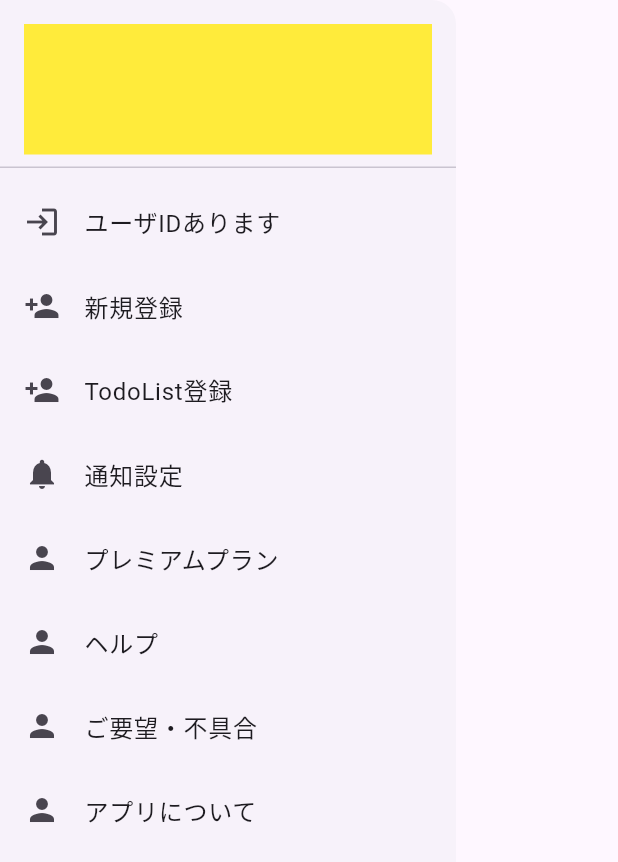
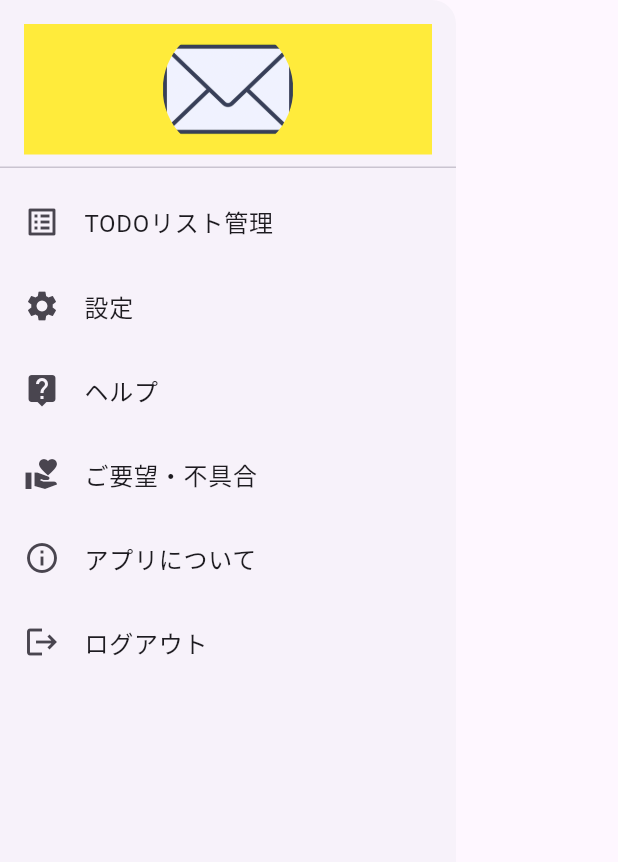
Before and after one commit to hryoshihara0692/Todo, a Flutter app: the SideMenu widget shown alone on an empty page, opened directly, on a phone screen of 412 x 824 dp. Shown: the top 862 px of the screen. Run offline on Flutter 3.47's test engine with Material 3 defaults, Android fonts, the phone set to English and light mode, and no system bars; our stand-ins replace cloud_firestore, firebase_auth, firebase_core, flutter_animate, google_mobile_ads, google_sign_in and 3 more; missing offline and left inert: sign_button; accounts and stored records are empty; network calls fail.

Commit message:
2024/03/15 サイドメニュー内容精査

```diff
--- a/lib/widgets/home/todolist_firestore.dart
+++ b/lib/widgets/home/todolist_firestore.dart
@@ -165,10 +165,6 @@ class _TodoListFirestoreState extends State<TodoListFirestore> {
                           title: Text('空のTodoがすでにあります'),
                           content: Text('もともとある方をつかってください〜'),
                           actions: [
-                            // TextButton(
-                            //   child: Text("Cancel"),
-                            //   onPressed: () => Navigator.pop(context),
-                            // ),
                             TextButton(
                               child: Text("OK"),
                               onPressed: () => Navigator.pop(context),
--- a/lib/widgets/side_menu.dart
+++ b/lib/widgets/side_menu.dart
@@ -36,27 +36,21 @@ class SideMenu extends StatelessWidget {
               leading: Icon(Icons.login),
               title: Text('ログイン'),
               onTap: () {
-                // context.push('/login');
-                // （1） 指定した画面に遷移する
-                // Navigator.push(
-                //   context,
-                //   MaterialPageRoute(
-                //     // （2） 実際に表示するページ(ウィジェット)を指定する
-                //     builder: (context) => UserAdminPage(),
-                //   ),
-                // );
                 Navigator.of(context).push(
                   PageRouteBuilder(
                     pageBuilder: (context, animation, secondaryAnimation) {
                       return UserAdminPage(isNewAccount: false);
                     },
-                    transitionsBuilder: (context, animation, secondaryAnimation, child) {
+                    transitionsBuilder:
+                        (context, animation, secondaryAnimation, child) {
                       final Offset begin = Offset(1.0, 0.0); // 右から左
                       // final Offset begin = Offset(-1.0, 0.0); // 左から右
                       final Offset end = Offset.zero;
-                      final Animatable<Offset> tween = Tween(begin: begin, end: end)
-                          .chain(CurveTween(curve: Curves.easeInOut));
-                      final Animation<Offset> offsetAnimation = animation.drive(tween);
+                      final Animatable<Offset> tween =
+                          Tween(begin: begin, end: end)
+                              .chain(CurveTween(curve: Curves.easeInOut));
+                      final Animation<Offset> offsetAnimation =
+                          animation.drive(tween);
                       return SlideTransition(
                         position: offsetAnimation,
                         child: child,
@@ -70,20 +64,22 @@ class SideMenu extends StatelessWidget {
               leading: Icon(Icons.person_add),
               title: Text('新規登録'),
               onTap: () {
-                // context.push('/account_registration');
                 // （1） 指定した画面に遷移する
                 Navigator.of(context).push(
                   PageRouteBuilder(
                     pageBuilder: (context, animation, secondaryAnimation) {
                       return UserAdminPage(isNewAccount: true);
                     },
-                    transitionsBuilder: (context, animation, secondaryAnimation, child) {
+                    transitionsBuilder:
+                        (context, animation, secondaryAnimation, child) {
                       final Offset begin = Offset(1.0, 0.0); // 右から左
                       // final Offset begin = Offset(-1.0, 0.0); // 左から右
                       final Offset end = Offset.zero;
-                      final Animatable<Offset> tween = Tween(begin: begin, end: end)
-                          .chain(CurveTween(curve: Curves.easeInOut));
-                      final Animation<Offset> offsetAnimation = animation.drive(tween);
+                      final Animatable<Offset> tween =
+                          Tween(begin: begin, end: end)
+                              .chain(CurveTween(curve: Curves.easeInOut));
+                      final Animation<Offset> offsetAnimation =
+                          animation.drive(tween);
                       return SlideTransition(
                         position: offsetAnimation,
                         child: child,
@@ -94,26 +90,19 @@ class SideMenu extends StatelessWidget {
               },
             ),
             ListTile(
-              leading: Icon(Icons.notifications),
-              title: Text('通知設定'),
+              leading: Icon(Icons.settings),
+              title: Text('設定'),
             ),
             ListTile(
-              leading: Icon(Icons.person),
-              title: Text('プレミアムプラン'),
-              onTap: () async {
-                await FirebaseAuth.instance.signOut();
-              },
-            ),
-            ListTile(
-              leading: Icon(Icons.person),
+              leading: Icon(Icons.live_help),
               title: Text('ヘルプ'),
             ),
             ListTile(
-              leading: Icon(Icons.person),
+              leading: Icon(Icons.volunteer_activism),
               title: Text('ご要望・不具合'),
             ),
             ListTile(
-              leading: Icon(Icons.person),
+              leading: Icon(Icons.info_outline),
               title: Text('アプリについて'),
               // onTap: () {
               //   // context.push('/login');
@@ -127,6 +116,13 @@ class SideMenu extends StatelessWidget {
               //   );
               // },
             ),
+            // ListTile(
+            //   leading: Icon(Icons.logout),
+            //   title: Text('ログアウト'),
+            //   onTap: () async {
+            //     await FirebaseAuth.instance.signOut();
+            //   },
+            // ),
           ],
         ),
       );
@@ -142,26 +138,24 @@ class SideMenu extends StatelessWidget {
                 decoration: BoxDecoration(),
                 child: Container(
                   color: Colors.yellow,
+                  child: Container(
+                    width: 120.0,
+                    height: 120.0,
+                    decoration: BoxDecoration(
+                      shape: BoxShape.circle,
+                      image: DecorationImage(
+                        fit: BoxFit.scaleDown,
+                        image: AssetImage('assets/images/mail.png'),
+                      ),
+                    ),
+                  ),
                 ),
               ),
             ),
             ListTile(
-              leading: Icon(Icons.login),
-              title: Text('ユーザIDあります'),
-              onTap: () {
-                // context.push('/login');
-              },
-            ),
-            ListTile(
-              leading: Icon(Icons.person_add),
-              title: Text('新規登録'),
-              onTap: () {
-                // context.push('/account_registration');
-              },
-            ),
-            ListTile(
-              leading: Icon(Icons.person_add),
-              title: Text('TodoList登録'),
+              leading: Icon(Icons.list_alt),
+              //単語調整
+              title: Text('TODOリスト管理'),
               onTap: () {
                 Navigator.push(
                   context,
@@ -173,26 +167,19 @@ class SideMenu extends StatelessWidget {
               },
             ),
             ListTile(
-              leading: Icon(Icons.notifications),
-              title: Text('通知設定'),
+              leading: Icon(Icons.settings),
+              title: Text('設定'),
             ),
             ListTile(
-              leading: Icon(Icons.person),
-              title: Text('プレミアムプラン'),
-              onTap: () async {
-                await FirebaseAuth.instance.signOut();
-              },
-            ),
-            ListTile(
-              leading: Icon(Icons.person),
+              leading: Icon(Icons.live_help),
               title: Text('ヘルプ'),
             ),
             ListTile(
-              leading: Icon(Icons.person),
+              leading: Icon(Icons.volunteer_activism),
               title: Text('ご要望・不具合'),
             ),
             ListTile(
-              leading: Icon(Icons.person),
+              leading: Icon(Icons.info_outline),
               title: Text('アプリについて'),
               // onTap: () {
               //   // context.push('/login');
@@ -206,6 +193,13 @@ class SideMenu extends StatelessWidget {
               //   );
               // },
             ),
+            ListTile(
+              leading: Icon(Icons.logout),
+              title: Text('ログアウト'),
+              onTap: () async {
+                await FirebaseAuth.instance.signOut();
+              },
+            ),
           ],
         ),
       );
```
